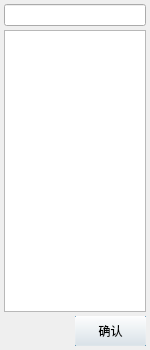
First picture: the form in ui_advance.ui, repository lingcraft/mole, before the edit.
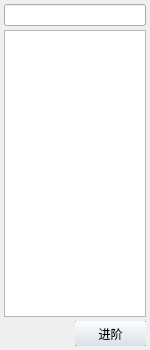
Second picture: the form after the edit.

Commit message: 优化：card_dict 增加“上一星级”、“进阶材料”字段，增加星级之间的关联性和进阶材料计算 优化：卡牌进阶所需材料本地计算，并给出可以进阶的消耗提示、无法进阶的卡牌缺失提示 优化：进阶前卸载卡牌功能优化，现在不卸载全部卡牌，只卸载进阶需要消耗的卡牌 优化：提示函数按钮相关功能优化 修复：增加语言文件并加载，修复通用按钮文本是英文的问题

```diff
--- a/ui_advance.ui
+++ b/ui_advance.ui
@@ -89,7 +89,7 @@
        <property name="minimumSize">
         <size>
          <width>0</width>
-         <height>30</height>
+         <height>25</height>
         </size>
        </property>
        <property name="styleSheet">
@@ -98,7 +98,7 @@
 }</string>
        </property>
        <property name="text">
-        <string>确认</string>
+        <string>进阶</string>
        </property>
       </widget>
      </item>
```
Left out of the diff: 2 changed lines with no effect on the pictures. The commit also changes 6 other files.
